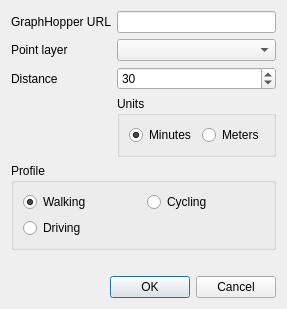
Above: EdPlanning/resources/ui/main.ui from iiepdev/school-catchment-plugin before the change. Below: the same form after it.
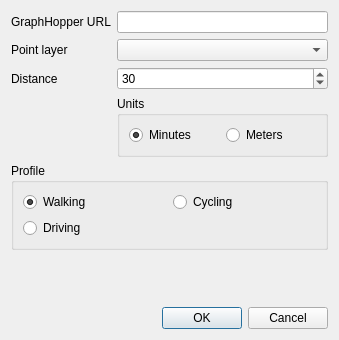
That is the form after the change. Custom widgets are drawn as their Qt base class.

Commit message: Adjust dialog default size

```diff
--- a/EdPlanning/resources/ui/main.ui
+++ b/EdPlanning/resources/ui/main.ui
@@ -6,8 +6,8 @@
    <rect>
     <x>0</x>
     <y>0</y>
-    <width>278</width>
-    <height>278</height>
+    <width>339</width>
+    <height>340</height>
    </rect>
   </property>
   <property name="windowTitle">
```
